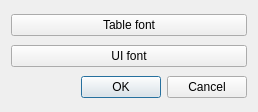
Qt form DlgOptions.ui (congchenutd/MedicalClaims) before a commit.
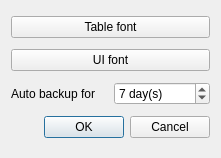
The same form after that commit.

Commit message: + Auto backup = Renamed db, app name to MedicalExpenses, will rename project and repository too

```diff
--- a/DlgOptions.ui
+++ b/DlgOptions.ui
@@ -6,8 +6,8 @@
    <rect>
     <x>0</x>
     <y>0</y>
-    <width>258</width>
-    <height>112</height>
+    <width>221</width>
+    <height>158</height>
    </rect>
   </property>
   <property name="windowTitle">
@@ -28,6 +28,30 @@
      </property>
     </widget>
    </item>
+   <item>
+    <layout class="QHBoxLayout" name="horizontalLayout">
+     <item>
+      <widget class="QLabel" name="label">
+       <property name="text">
+        <string>Auto backup for</string>
+       </property>
+      </widget>
+     </item>
+     <item>
+      <widget class="QSpinBox" name="sbBackupDays">
+       <property name="suffix">
+        <string> day(s)</string>
+       </property>
+       <property name="maximum">
+        <number>999</number>
+       </property>
+       <property name="value">
+        <number>7</number>
+       </property>
+      </widget>
+     </item>
+    </layout>
+   </item>
    <item>
     <widget class="QDialogButtonBox" name="buttonBox">
      <property name="orientation">
```
The commit also changes 9 other files.
